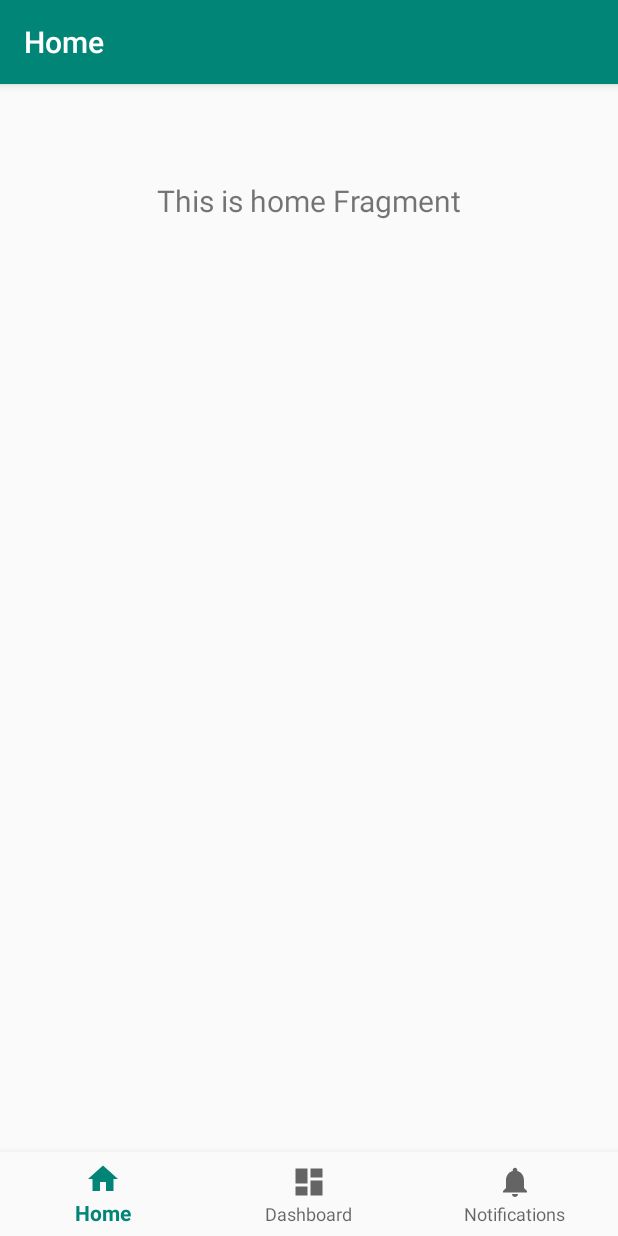
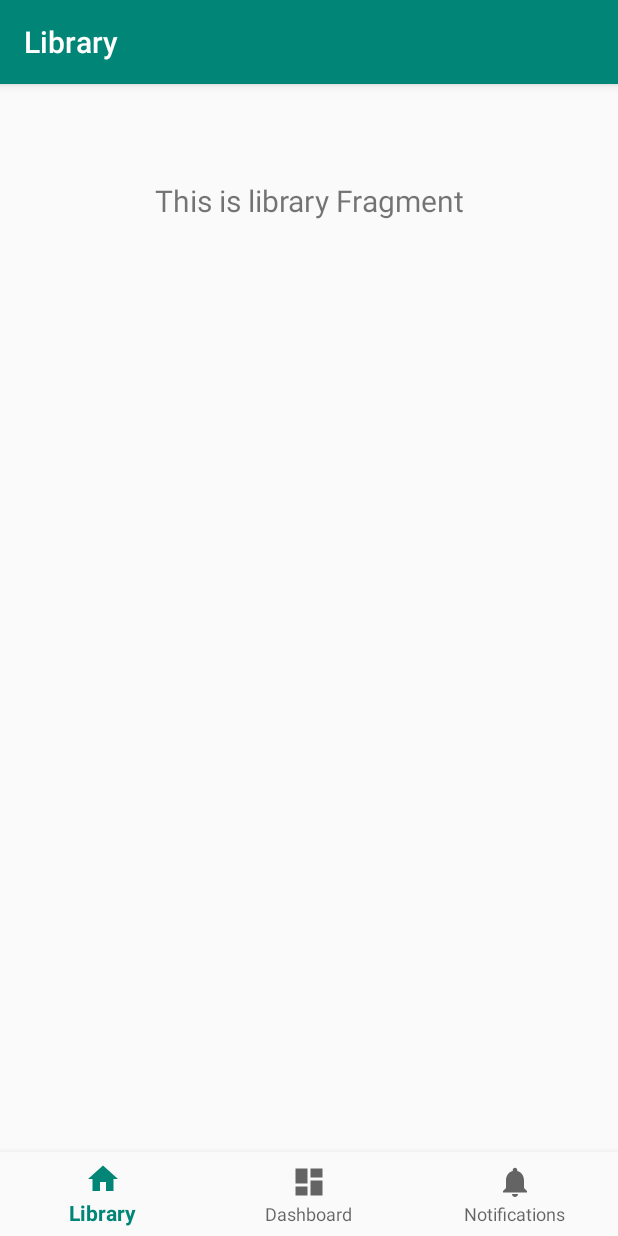
Before and after one commit to Currin18/material-music-android, an Android app: the screen it shows after launch (MainActivity), on a phone screen of 412 x 824 dp. Run offline under Robolectric (Android 15) with nearby library versions, the phone set to English and light mode, and no system bars; our stand-ins replace navigation-ui.

Commit message:
created controller SongController and model Song

```diff
--- a/app/src/main/AndroidManifest.xml
+++ b/app/src/main/AndroidManifest.xml
@@ -1,6 +1,9 @@
 <?xml version="1.0" encoding="utf-8"?>
 <manifest xmlns:android="http://schemas.android.com/apk/res/android"
           package="com.jesusmoreira.materialmusic">
+
+    <uses-permission android:name="android.permission.READ_EXTERNAL_STORAGE" />
+    <uses-permission android:name="android.permission.READ_MEDIA_AUDIO" />
 
     <application
             android:allowBackup="true"
--- a/app/src/main/java/com/jesusmoreira/materialmusic/MainActivity.kt
+++ b/app/src/main/java/com/jesusmoreira/materialmusic/MainActivity.kt
@@ -7,6 +7,7 @@ import androidx.navigation.findNavController
 import androidx.navigation.ui.AppBarConfiguration
 import androidx.navigation.ui.setupActionBarWithNavController
 import androidx.navigation.ui.setupWithNavController
+import com.jesusmoreira.materialmusic.controllers.SongController
 
 class MainActivity : AppCompatActivity() {
 
@@ -20,10 +21,12 @@ class MainActivity : AppCompatActivity() {
         // menu should be considered as top level destinations.
         val appBarConfiguration = AppBarConfiguration(
             setOf(
-                R.id.navigation_home, R.id.navigation_dashboard, R.id.navigation_notifications
+                R.id.navigation_library, R.id.navigation_dashboard, R.id.navigation_notifications
             )
         )
         setupActionBarWithNavController(navController, appBarConfiguration)
         navView.setupWithNavController(navController)
+
+        val songs = SongController(this).getSongs()
     }
 }
--- /dev/null
+++ b/app/src/main/java/com/jesusmoreira/materialmusic/controllers/SongController.kt
@@ -0,0 +1,103 @@
+package com.jesusmoreira.materialmusic.controllers
+
+import android.content.Context
+import android.media.MediaMetadataRetriever
+import android.provider.MediaStore
+import com.jesusmoreira.materialmusic.models.Song
+import java.io.File
+
+
+class SongController(private val context: Context) {
+    fun getSongs(): List<Song> {
+//        val audio = mutableListOf<String>()
+//        val c = context.contentResolver.query(
+////            MediaStore.Audio.Media.EXTERNAL_CONTENT_URI,
+//            MediaStore.Audio.Media.INTERNAL_CONTENT_URI,
+//            arrayOf(MediaStore.Audio.Media.DISPLAY_NAME),
+//            null,
+//            null,
+//            null
+//        )
+//        while (c != null && c.moveToNext()) {
+//            val name = c.getString(c.getColumnIndex(MediaStore.Audio.Media.DISPLAY_NAME))
+//            audio.add(name)
+//
+//        }
+
+        val songs = mutableListOf<Song>()
+
+        context.contentResolver.query(
+            MediaStore.Audio.Media.EXTERNAL_CONTENT_URI, null, null, null,
+            MediaStore.Audio.Media.DEFAULT_SORT_ORDER
+        ).use { cursor ->
+            while(cursor?.moveToNext() == true) {
+                val isMusic = cursor?.getInt(
+                    cursor
+                        .getColumnIndex(MediaStore.Audio.Media.IS_MUSIC)
+                )
+
+                if (isMusic != 0) {
+                    val music = Song()
+
+
+                    music.path = cursor?.getString(
+                        cursor
+                            .getColumnIndexOrThrow(MediaStore.Audio.Media.DATA)
+                    )
+
+                    if (music.path != null && File(music.path!!).exists()) {
+
+
+                        music.songId = cursor?.getLong(
+                            cursor
+                                .getColumnIndexOrThrow(MediaStore.Audio.Media._ID)
+                        )
+
+                        music.songTitle = cursor?.getString(
+                            cursor
+                                .getColumnIndexOrThrow(MediaStore.Audio.Media.TITLE)
+                        )
+
+
+                        music.songTitle = cursor?.getString(
+                            cursor
+                                .getColumnIndex(MediaStore.Audio.Media.DISPLAY_NAME)
+                        )
+
+
+                        music.album = cursor?.getString(
+                            cursor
+                                .getColumnIndexOrThrow(MediaStore.Audio.Media.ALBUM)
+                        )
+
+
+                        music.songArtist = cursor?.getString(
+                            cursor
+                                .getColumnIndexOrThrow(MediaStore.Audio.Media.ARTIST)
+                        )
+
+    //                    music.duration = cursor
+    //                        .getLong(
+    //                            cursor
+    //                                .getColumnIndexOrThrow(MediaStore.Audio.Media.DURATION)
+    //                        )
+
+    //                    MediaMetadataRetriever mmr = new MediaMetadataRetriever()
+    //                    mmr.setDataSource(music.path)
+    //                    music.albumArt = getBitmap(mmr.getEmbeddedPicture())
+    //                    mmr.release()
+
+                        songs.add(music)
+                    }
+                }
+            }
+        }
+
+        return songs.toList()
+    }
+
+//    fun getCollection(volumeName: String): {
+//        val collection = MediaStore.Video.Media.getContentUri(volumeName)
+//        return collection
+//    }
+}
--- a/app/src/main/java/com/jesusmoreira/materialmusic/ui/home/HomeFragment.kt
+++ b/app/src/main/java/com/jesusmoreira/materialmusic/ui/library/LibraryFragment.kt
@@ -1,4 +1,4 @@
-package com.jesusmoreira.materialmusic.ui.home
+package com.jesusmoreira.materialmusic.ui.library
 
 import android.os.Bundle
 import android.view.LayoutInflater
@@ -10,20 +10,20 @@ import androidx.lifecycle.Observer
 import androidx.lifecycle.ViewModelProviders
 import com.jesusmoreira.materialmusic.R
 
-class HomeFragment : Fragment() {
+class LibraryFragment : Fragment() {
 
-    private lateinit var homeViewModel: HomeViewModel
+    private lateinit var libraryViewModel: LibraryViewModel
 
     override fun onCreateView(
         inflater: LayoutInflater,
         container: ViewGroup?,
         savedInstanceState: Bundle?
     ): View? {
-        homeViewModel =
-            ViewModelProviders.of(this).get(HomeViewModel::class.java)
-        val root = inflater.inflate(R.layout.fragment_home, container, false)
+        libraryViewModel =
+            ViewModelProviders.of(this).get(LibraryViewModel::class.java)
+        val root = inflater.inflate(R.layout.fragment_library, container, false)
         val textView: TextView = root.findViewById(R.id.text_home)
-        homeViewModel.text.observe(this, Observer {
+        libraryViewModel.text.observe(this, Observer {
             textView.text = it
         })
         return root
--- a/app/src/main/java/com/jesusmoreira/materialmusic/ui/home/HomeViewModel.kt
+++ b/app/src/main/java/com/jesusmoreira/materialmusic/ui/library/LibraryViewModel.kt
@@ -1,13 +1,13 @@
-package com.jesusmoreira.materialmusic.ui.home
+package com.jesusmoreira.materialmusic.ui.library
 
 import androidx.lifecycle.LiveData
 import androidx.lifecycle.MutableLiveData
 import androidx.lifecycle.ViewModel
 
-class HomeViewModel : ViewModel() {
+class LibraryViewModel : ViewModel() {
 
     private val _text = MutableLiveData<String>().apply {
-        value = "This is home Fragment"
+        value = "This is library Fragment"
     }
     val text: LiveData<String> = _text
 }
--- a/app/src/main/res/menu/bottom_nav_menu.xml
+++ b/app/src/main/res/menu/bottom_nav_menu.xml
@@ -2,9 +2,9 @@
 <menu xmlns:android="http://schemas.android.com/apk/res/android">
 
     <item
-            android:id="@+id/navigation_home"
+            android:id="@+id/navigation_library"
             android:icon="@drawable/ic_home_black_24dp"
-            android:title="@string/title_home"/>
+            android:title="@string/title_library"/>
 
     <item
             android:id="@+id/navigation_dashboard"
--- a/app/src/main/res/navigation/mobile_navigation.xml
+++ b/app/src/main/res/navigation/mobile_navigation.xml
@@ -3,13 +3,13 @@
             xmlns:app="http://schemas.android.com/apk/res-auto"
             xmlns:tools="http://schemas.android.com/tools"
             android:id="@+id/mobile_navigation"
-            app:startDestination="@+id/navigation_home">
+            app:startDestination="@+id/navigation_library">
 
     <fragment
-            android:id="@+id/navigation_home"
-            android:name="com.jesusmoreira.materialmusic.ui.home.HomeFragment"
-            android:label="@string/title_home"
-            tools:layout="@layout/fragment_home"/>
+            android:id="@+id/navigation_library"
+            android:name="com.jesusmoreira.materialmusic.ui.library.LibraryFragment"
+            android:label="@string/title_library"
+            tools:layout="@layout/fragment_library"/>
 
     <fragment
             android:id="@+id/navigation_dashboard"
--- a/app/src/main/res/values/strings.xml
+++ b/app/src/main/res/values/strings.xml
@@ -1,6 +1,6 @@
 <resources>
     <string name="app_name">MaterialMusic</string>
-    <string name="title_home">Home</string>
+    <string name="title_library">Library</string>
     <string name="title_dashboard">Dashboard</string>
     <string name="title_notifications">Notifications</string>
 </resources>
```
Also changed, not shown: app/src/main/java/com/jesusmoreira/materialmusic/models/Song.kt (added, +14 -0 lines), app/src/main/res/layout/fragment_library.xml (renamed from app/src/main/res/layout/fragment_home.xml).
